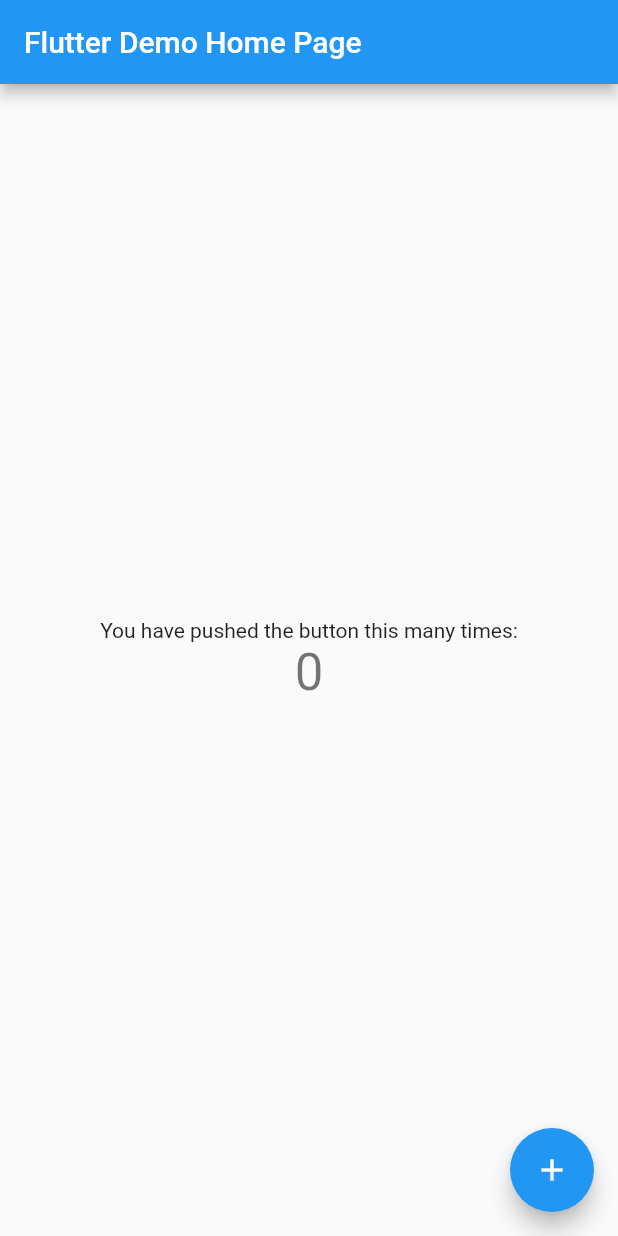
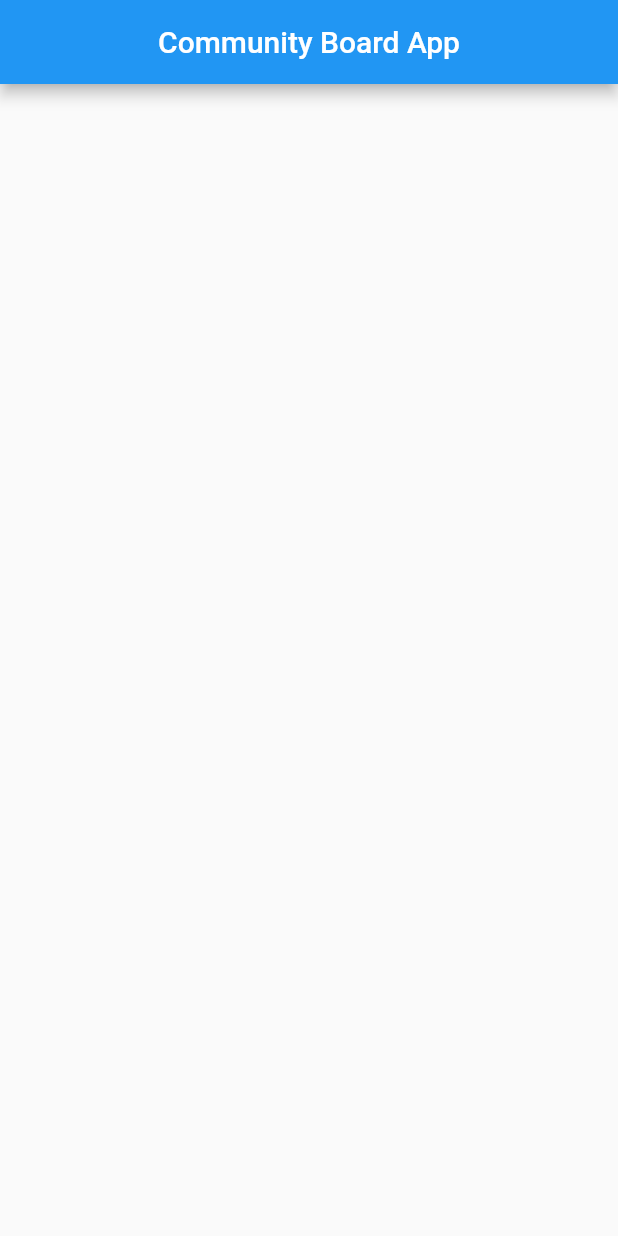
Before and after one commit to divyesh1099/board_app, a Flutter app: the screen it shows after launch, on a phone screen of 412 x 824 dp. Run offline on Flutter 3.47's test engine with Material 2 defaults, Android fonts, the phone set to English and light mode, and no system bars; our stand-ins replace cloud_firestore; accounts and stored records are empty.

Commit message:
Firebase added

```diff
--- a/lib/board_firestore/board_app.dart
+++ b/lib/board_firestore/board_app.dart
@@ -0,0 +1,32 @@
+import 'package:flutter/material.dart';
+import 'package:cloud_firestore/cloud_firestore.dart';
+
+class BoardApp extends StatefulWidget {
+  const BoardApp({Key? key}) : super(key: key);
+
+  @override
+  _BoardAppState createState() => _BoardAppState();
+}
+
+class _BoardAppState extends State<BoardApp> {
+  var firestoreDb = FirebaseFirestore.instance.collection("board").snapshots();
+  @override
+  Widget build(BuildContext context) {
+    return Scaffold(
+      appBar: AppBar(
+        title: Text("Community Board App"),
+        centerTitle: true,
+      ),
+      body: StreamBuilder(
+        stream: firestoreDb,
+        builder: (context,snapshot) {
+          if (!snapshot.hasData) return CircularProgressIndicator();
+          return ListView.builder(
+              itemCount: snapshot.data.documents.length,
+              itemBuilder: (context,int index){
+                return Text(snapshot.data.documents[index]['title']);
+          });
+        }),
+    );
+  }
+}
--- a/lib/main.dart
+++ b/lib/main.dart
@@ -1,113 +1,6 @@
 import 'package:flutter/material.dart';
+import 'board_firestore/board_app.dart';
 
-void main() {
-  runApp(MyApp());
-}
-
-class MyApp extends StatelessWidget {
-  // This widget is the root of your application.
-  @override
-  Widget build(BuildContext context) {
-    return MaterialApp(
-      title: 'Flutter Demo',
-      theme: ThemeData(
-        // This is the theme of your application.
-        //
-        // Try running your application with "flutter run". You'll see the
-        // application has a blue toolbar. Then, without quitting the app, try
-        // changing the primarySwatch below to Colors.green and then invoke
-        // "hot reload" (press "r" in the console where you ran "flutter run",
-        // or simply save your changes to "hot reload" in a Flutter IDE).
-        // Notice that the counter didn't reset back to zero; the application
-        // is not restarted.
-        primarySwatch: Colors.blue,
-      ),
-      home: MyHomePage(title: 'Flutter Demo Home Page'),
-    );
-  }
-}
-
-class MyHomePage extends StatefulWidget {
-  MyHomePage({Key? key, required this.title}) : super(key: key);
-
-  // This widget is the home page of your application. It is stateful, meaning
-  // that it has a State object (defined below) that contains fields that affect
-  // how it looks.
-
-  // This class is the configuration for the state. It holds the values (in this
-  // case the title) provided by the parent (in this case the App widget) and
-  // used by the build method of the State. Fields in a Widget subclass are
-  // always marked "final".
-
-  final String title;
-
-  @override
-  _MyHomePageState createState() => _MyHomePageState();
-}
-
-class _MyHomePageState extends State<MyHomePage> {
-  int _counter = 0;
-
-  void _incrementCounter() {
-    setState(() {
-      // This call to setState tells the Flutter framework that something has
-      // changed in this State, which causes it to rerun the build method below
-      // so that the display can reflect the updated values. If we changed
-      // _counter without calling setState(), then the build method would not be
-      // called again, and so nothing would appear to happen.
-      _counter++;
-    });
-  }
-
-  @override
-  Widget build(BuildContext context) {
-    // This method is rerun every time setState is called, for instance as done
-    // by the _incrementCounter method above.
-    //
-    // The Flutter framework has been optimized to make rerunning build methods
-    // fast, so that you can just rebuild anything that needs updating rather
-    // than having to individually change instances of widgets.
-    return Scaffold(
-      appBar: AppBar(
-        // Here we take the value from the MyHomePage object that was created by
-        // the App.build method, and use it to set our appbar title.
-        title: Text(widget.title),
-      ),
-      body: Center(
-        // Center is a layout widget. It takes a single child and positions it
-        // in the middle of the parent.
-        child: Column(
-          // Column is also a layout widget. It takes a list of children and
-          // arranges them vertically. By default, it sizes itself to fit its
-          // children horizontally, and tries to be as tall as its parent.
-          //
-          // Invoke "debug painting" (press "p" in the console, choose the
-          // "Toggle Debug Paint" action from the Flutter Inspector in Android
-          // Studio, or the "Toggle Debug Paint" command in Visual Studio Code)
-          // to see the wireframe for each widget.
-          //
-          // Column has various properties to control how it sizes itself and
-          // how it positions its children. Here we use mainAxisAlignment to
-          // center the children vertically; the main axis here is the vertical
-          // axis because Columns are vertical (the cross axis would be
-          // horizontal).
-          mainAxisAlignment: MainAxisAlignment.center,
-          children: <Widget>[
-            Text(
-              'You have pushed the button this many times:',
-            ),
-            Text(
-              '$_counter',
-              style: Theme.of(context).textTheme.headline4,
-            ),
-          ],
-        ),
-      ),
-      floatingActionButton: FloatingActionButton(
-        onPressed: _incrementCounter,
-        tooltip: 'Increment',
-        child: Icon(Icons.add),
-      ), // This trailing comma makes auto-formatting nicer for build methods.
-    );
-  }
-}
+void main() => runApp(new MaterialApp(
+  home: BoardApp(),
+));
--- a/pubspec.yaml
+++ b/pubspec.yaml
@@ -21,7 +21,7 @@ environment:
   sdk: ">=2.12.0 <3.0.0"
 
 dependencies:
-  cloud_firestore:
+  cloud_firestore: any
   flutter:
     sdk: flutter
 
```
Also changed, not shown: 2 other files.
